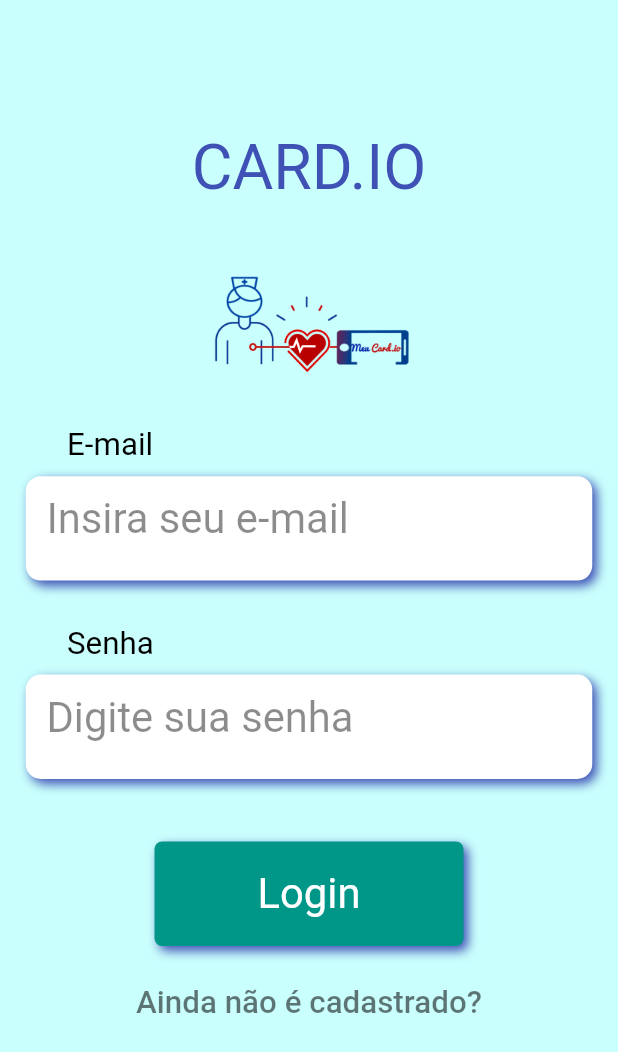
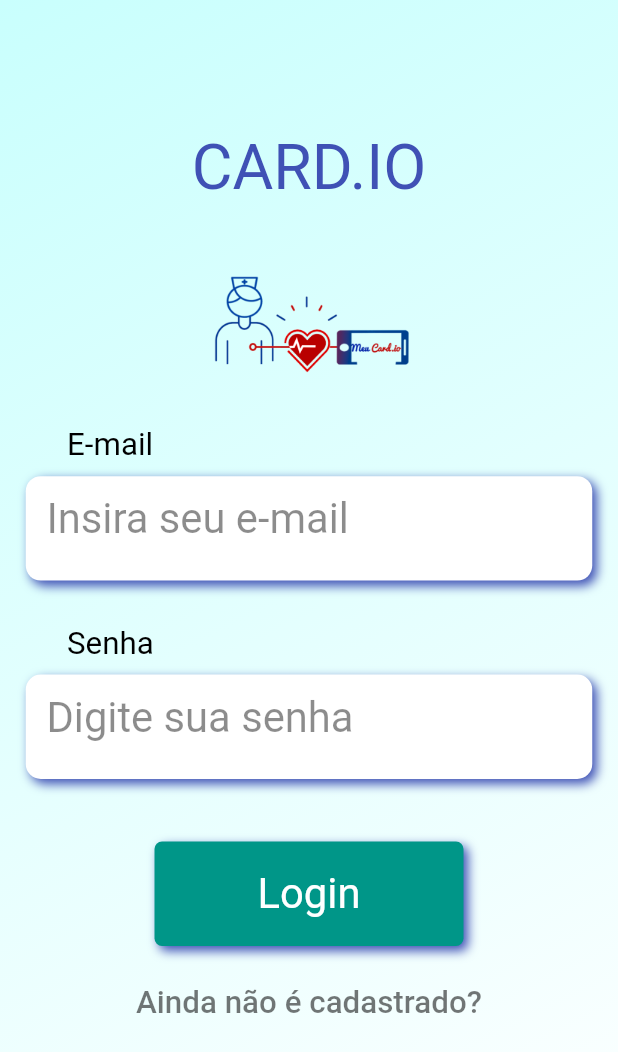
Before and after one commit to GCAS-UFF/cardio_flutter, a Flutter app: the screen it shows after launch, on a phone screen of 412 x 824 dp. Shown: the top 1052 px of the screen. Run offline on Flutter 3.47's test engine with Material 2 defaults, Android fonts, the phone set to English and light mode, and no system bars.

```diff
--- a/lib/features/auth/presentation/pages/login_page.dart
+++ b/lib/features/auth/presentation/pages/login_page.dart
@@ -39,6 +39,12 @@ class _LoginPageState extends State<LoginPage> {
       body: LayoutBuilder(
         builder: (context, constraints) {
           return SingleChildScrollView(
+            child: Container(
+              height: Dimensions.getConvertedHeightSize(context, 592),
+              decoration: BoxDecoration(gradient: LinearGradient(colors: <Color>[
+                Color(0xffc9fffd),Colors.white
+              ],
+              begin: Alignment.topLeft,end: Alignment.bottomRight)),
               child: Column(
                 mainAxisAlignment: MainAxisAlignment.start,
                 children: <Widget>[
@@ -119,6 +125,7 @@ class _LoginPageState extends State<LoginPage> {
                   ),
                 ],
               ),
+            ),
           );
         },
       ),
```
Also changed, not shown: assets/images/ico_about.png (added), assets/images/ico_appointment.png (added), assets/images/ico_biometric.png (added), assets/images/ico_exercise.png (added), assets/images/ico_help.png (added), assets/images/ico_liquid.png (added), assets/images/ico_medicine.png (added), assets/images/ico_orientations.png (added). Lines whose indentation alone changed are shown as unchanged.
